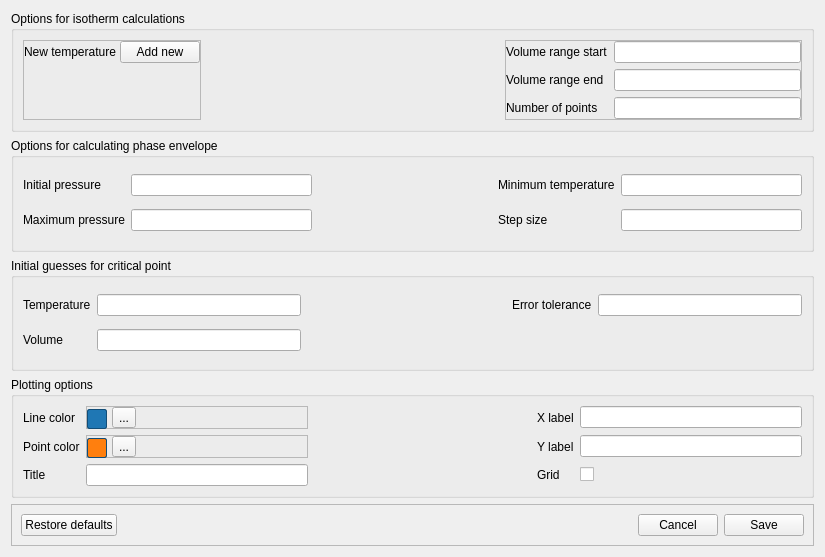
thermotools/thermopack, file addon/pycThermopack/gui/layouts/pressure_density_options.ui: the form before one commit.
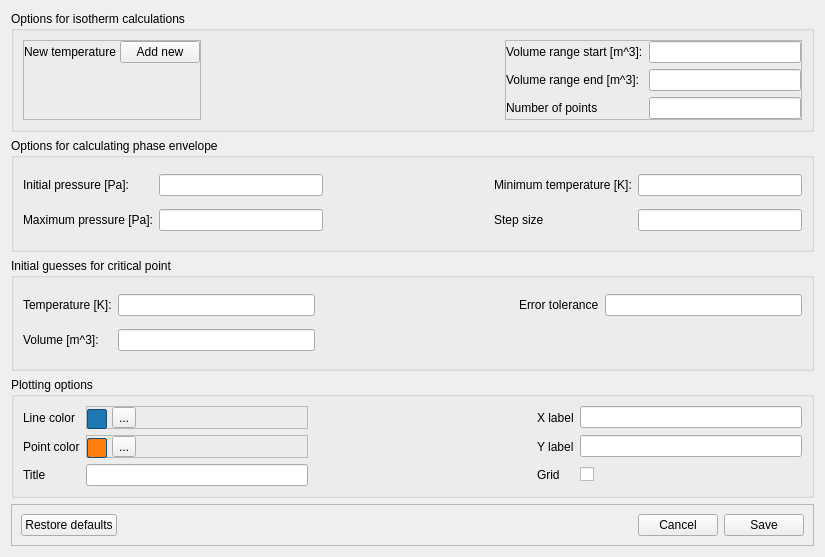
The form after the commit.

Commit message: Finish units in Calc Mode. Remove unit options from Plot Mode

The edit to the form file:
```diff
--- a/addon/pycThermopack/gui/layouts/pressure_density_options.ui
+++ b/addon/pycThermopack/gui/layouts/pressure_density_options.ui
@@ -116,7 +116,7 @@
          <item row="0" column="0">
           <widget class="QLabel" name="label_24">
            <property name="text">
-            <string>Volume range start</string>
+            <string>Volume range start [m^3]:</string>
            </property>
           </widget>
          </item>
@@ -130,7 +130,7 @@
          <item row="1" column="0">
           <widget class="QLabel" name="label_25">
            <property name="text">
-            <string>Volume range end</string>
+            <string>Volume range end [m^3]:</string>
            </property>
           </widget>
          </item>
@@ -168,7 +168,7 @@
       <item row="1" column="0">
        <widget class="QLabel" name="label_2">
         <property name="text">
-         <string>Maximum pressure</string>
+         <string>Maximum pressure [Pa]:</string>
         </property>
        </widget>
       </item>
@@ -195,7 +195,7 @@
       <item row="0" column="0">
        <widget class="QLabel" name="label">
         <property name="text">
-         <string>Initial pressure</string>
+         <string>Initial pressure [Pa]:</string>
         </property>
        </widget>
       </item>
@@ -209,7 +209,7 @@
       <item row="0" column="4">
        <widget class="QLabel" name="label_4">
         <property name="text">
-         <string>Minimum temperature</string>
+         <string>Minimum temperature [K]:</string>
         </property>
        </widget>
       </item>
@@ -262,7 +262,7 @@
       <item row="2" column="0">
        <widget class="QLabel" name="label_15">
         <property name="text">
-         <string>Volume</string>
+         <string>Volume [m^3]:</string>
         </property>
        </widget>
       </item>
@@ -276,7 +276,7 @@
       <item row="0" column="0">
        <widget class="QLabel" name="label_16">
         <property name="text">
-         <string>Temperature</string>
+         <string>Temperature [K]:</string>
         </property>
        </widget>
       </item>
```
The commit also changes 8 other files.
